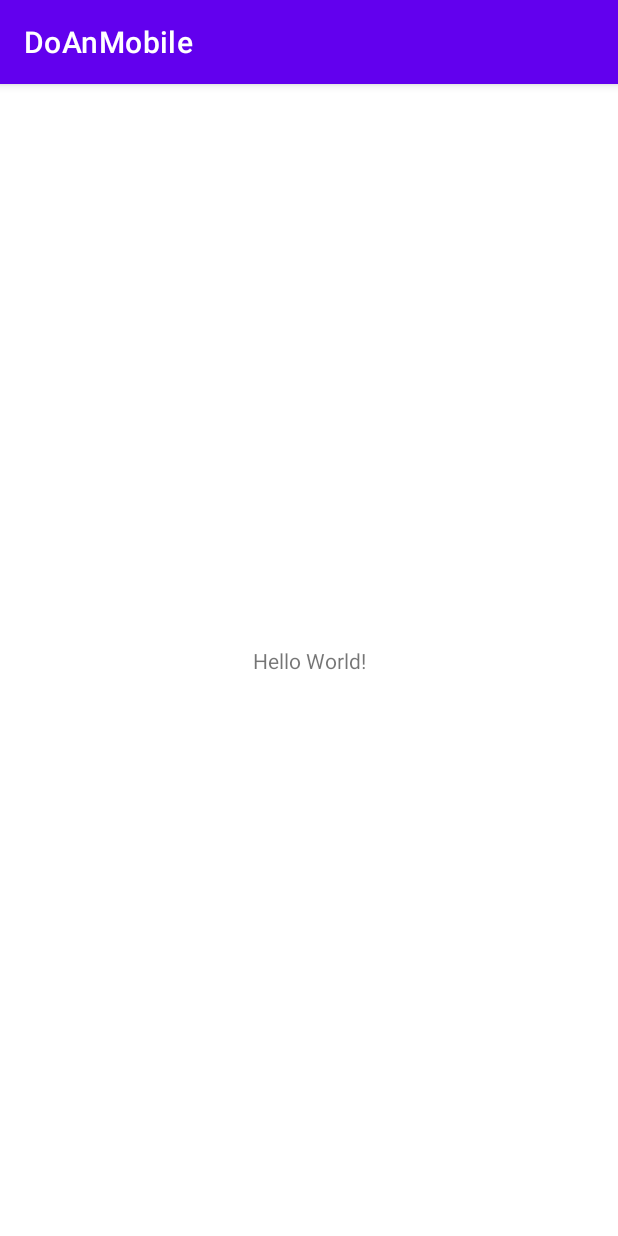
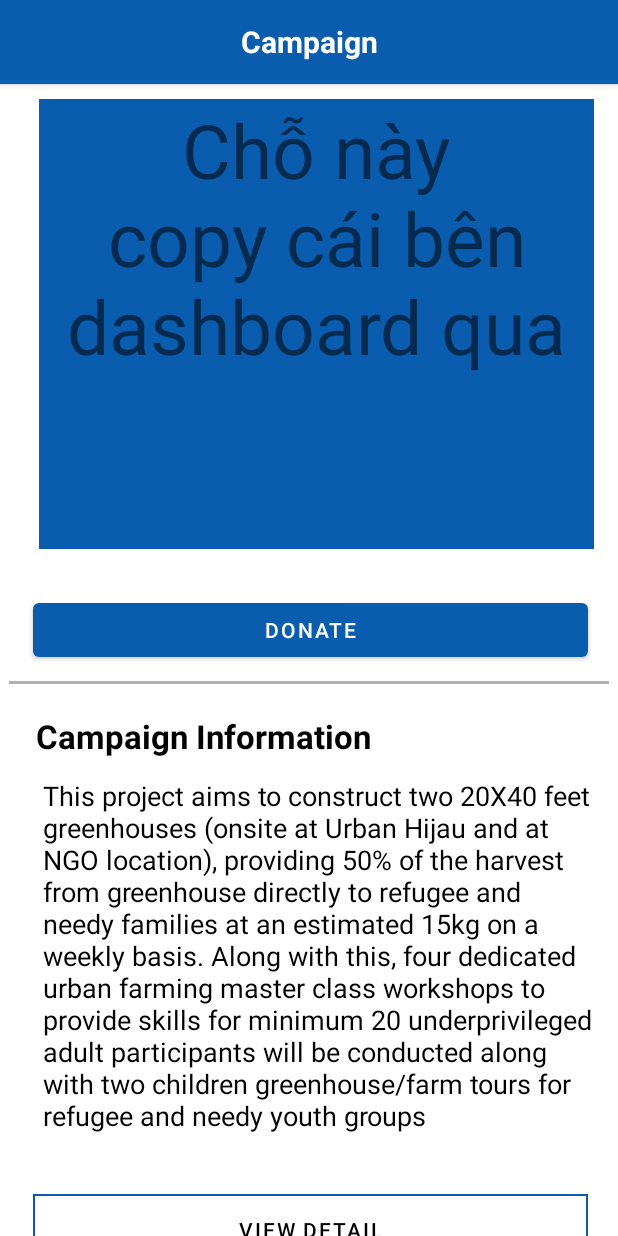
Before and after one commit to php1301/DoAnMobile, an Android app: the screen it shows after launch (MainActivity before the commit, SearchActivity after it), on a phone screen of 412 x 824 dp. Run offline under Robolectric (Android 15) with nearby library versions, the phone set to English and light mode, and no system bars.

Commit message:
Commit 1st time

```diff
--- /dev/null
+++ b/app/src/main/java/com/example/doanmobile/SearchActivity.java
@@ -0,0 +1,55 @@
+package com.example.doanmobile;
+
+import androidx.appcompat.app.ActionBar;
+import androidx.appcompat.app.AppCompatActivity;
+
+import android.content.Intent;
+import android.os.Bundle;
+import android.view.View;
+import android.widget.ArrayAdapter;
+import android.widget.Button;
+import android.widget.ListView;
+
+public class SearchActivity extends AppCompatActivity {
+
+    @Override
+    protected void onCreate(Bundle savedInstanceState) {
+        super.onCreate(savedInstanceState);
+        setContentView(R.layout.activity_search);
+
+        getSupportActionBar().setDisplayOptions(ActionBar.DISPLAY_SHOW_CUSTOM);
+        getSupportActionBar().setCustomView(R.layout.actionbar_layout);
+
+
+        Button truonghop1 = (Button) findViewById(R.id.button);
+        truonghop1.setOnClickListener(new View.OnClickListener() {
+            @Override
+            public void onClick(View view) {
+                Intent Truonghop = new Intent(SearchActivity.this, DonorsListActivity.class);
+                startActivity(Truonghop);
+            }
+        });
+
+        Button truonghop2 = (Button) findViewById(R.id.button1);
+        truonghop2.setOnClickListener(new View.OnClickListener() {
+            @Override
+            public void onClick(View view) {
+                Intent Truonghop = new Intent(SearchActivity.this, DonateActivity.class);
+                startActivity(Truonghop);
+            }
+        });
+
+        Button truonghop3 = (Button) findViewById(R.id.button2);
+        truonghop3.setOnClickListener(new View.OnClickListener() {
+            @Override
+            public void onClick(View view) {
+                Intent Truonghop = new Intent(SearchActivity.this, PathOfCampaignActivity.class);
+                startActivity(Truonghop);
+            }
+        });
+
+    }
+
+
+
+}
--- /dev/null
+++ b/app/src/main/res/drawable/border_around.xml
@@ -0,0 +1,18 @@
+<?xml version="1.0" encoding="utf-8"?>
+<shape xmlns:android="http://schemas.android.com/apk/res/android"
+    android:shape="rectangle" >
+    <!-- This is the stroke you want to define -->
+    <stroke android:width="1dp"
+        android:color="@color/black"/>
+
+<!--    &lt;!&ndash; Optional, round your corners &ndash;&gt;-->
+<!--    <corners android:bottomLeftRadius="0dp"-->
+<!--        android:topLeftRadius="5dp"-->
+<!--        android:bottomRightRadius="5dp"-->
+<!--        android:topRightRadius="0dp" />-->
+
+    <!-- Optional, fill the rest of your background with a color or gradient, use transparent if you only want the border to be displayed-->
+    <gradient android:startColor="@android:color/transparent"
+        android:endColor="@android:color/transparent"
+        android:angle="90"/>
+</shape>
--- /dev/null
+++ b/app/src/main/res/drawable/round.xml
@@ -0,0 +1,6 @@
+<?xml version="1.0" encoding="utf-8"?>
+<shape xmlns:android="http://schemas.android.com/apk/res/android" android:shape="rectangle">
+    <solid android:color="@color/white" />
+    <stroke android:width="1dp" android:color="#d2d2d2" />
+    <corners android:bottomRightRadius="20dp" android:bottomLeftRadius="20dp"/>
+</shape>
--- /dev/null
+++ b/app/src/main/res/layout/actionbar_layout.xml
@@ -0,0 +1,13 @@
+<?xml version="1.0" encoding="utf-8"?>
+<TextView
+    xmlns:android="http://schemas.android.com/apk/res/android"
+    xmlns:app="http://schemas.android.com/apk/res-auto"
+    xmlns:tools="http://schemas.android.com/tools"
+    android:layout_width="wrap_content"
+    android:layout_height="wrap_content"
+    android:layout_gravity="center"
+    android:gravity="center"
+    android:textSize="20sp"
+    android:textStyle="bold"
+    android:text="Campaign"
+    android:textColor="@color/white"/>
--- /dev/null
+++ b/app/src/main/res/layout/activity_search.xml
@@ -0,0 +1,168 @@
+<?xml version="1.0" encoding="utf-8"?>
+<ScrollView xmlns:android="http://schemas.android.com/apk/res/android"
+    xmlns:tools="http://schemas.android.com/tools"
+    android:layout_width="fill_parent"
+    android:layout_height="fill_parent"
+    tools:ignore="SpeakableTextPresentCheck">
+
+    <LinearLayout
+        android:layout_width="match_parent"
+        android:layout_height="match_parent"
+        android:orientation="vertical">
+
+        <RelativeLayout
+            android:layout_width="400dp"
+            android:layout_height="400dp"
+            android:layout_gravity="center"
+            android:orientation="vertical">
+
+            <TextView
+                android:layout_width="370dp"
+                android:layout_height="300dp"
+                android:layout_alignParentTop="true"
+                android:layout_alignParentEnd="true"
+                android:layout_marginTop="10dp"
+                android:layout_marginEnd="10dp"
+                android:background="@color/blue"
+                android:foregroundGravity="center"
+                android:text="Chỗ này copy cái bên dashboard qua"
+                android:textAlignment="center"
+                android:textSize="50sp" />
+
+            <Button
+                android:id="@+id/button"
+                android:layout_width="370dp"
+                android:layout_height="wrap_content"
+                android:layout_alignParentStart="true"
+                android:layout_alignParentTop="true"
+                android:layout_alignParentBottom="true"
+                android:layout_marginStart="16dp"
+                android:layout_marginTop="340dp"
+                android:layout_marginBottom="12dp"
+                android:baselineAligned="false"
+                android:gravity="center"
+                android:text="Donate">
+            </Button>
+
+            <View
+                android:id="@+id/view"
+                android:layout_width="fill_parent"
+                android:layout_height="2dp"
+                android:layout_alignParentBottom="true"
+                android:background="#4E000000" />
+        </RelativeLayout>
+
+        <RelativeLayout
+            android:layout_width="400dp"
+            android:layout_height="400dp"
+            android:layout_gravity="center"
+            android:orientation="vertical">
+
+            <TextView
+                android:id="@+id/textView2"
+                android:layout_width="370dp"
+                android:layout_height="31dp"
+                android:layout_alignParentStart="true"
+                android:layout_marginStart="18dp"
+                android:layout_marginTop="20dp"
+                android:foregroundGravity="center"
+                android:text="Campaign Information"
+                android:textColor="@color/black"
+                android:textSize="22sp"
+                android:textStyle="bold" />
+
+            <TextView
+                android:id="@+id/textViewCampaignInfo"
+                android:layout_width="370dp"
+                android:layout_height="241dp"
+                android:layout_alignParentTop="true"
+                android:layout_alignParentEnd="true"
+                android:layout_gravity="center"
+                android:layout_marginTop="62dp"
+                android:layout_marginEnd="7dp"
+                android:scrollbars="vertical"
+                android:text="@string/test_text"
+                android:textColor="@color/black"
+                android:textSize="18sp"></TextView>
+
+            <Button
+                android:id="@+id/button1"
+                android:layout_width="370dp"
+                android:layout_height="wrap_content"
+                android:layout_alignParentStart="true"
+                android:layout_alignParentTop="true"
+                android:layout_alignParentBottom="true"
+                android:layout_marginStart="16dp"
+                android:layout_marginTop="340dp"
+                android:layout_marginBottom="12dp"
+                android:background="@drawable/border_around"
+                android:baselineAligned="false"
+                android:gravity="center"
+                android:text="View detail"
+                android:textColor="@color/black">
+            </Button>
+
+            <View
+                android:id="@+id/view2"
+                android:layout_width="fill_parent"
+                android:layout_height="2dp"
+                android:layout_alignParentBottom="true"
+                android:background="#4E000000" />
+        </RelativeLayout>
+
+        <RelativeLayout
+            android:layout_width="400dp"
+            android:layout_height="400dp"
+            android:layout_gravity="center"
+            android:orientation="vertical">
+
+            <TextView
+                android:id="@+id/textView3"
+                android:layout_width="370dp"
+                android:layout_height="wrap_content"
+                android:layout_alignParentStart="true"
+                android:layout_marginStart="18dp"
+                android:layout_marginTop="20dp"
+                android:foregroundGravity="center"
+                android:text="Donors List"
+                android:textColor="@color/black"
+                android:textSize="22sp"
+                android:textStyle="bold" />
+
+            <ListView
+                android:id="@+id/listViewDonorsList"
+                android:layout_width="370dp"
+                android:layout_height="250dp"
+                android:layout_alignParentEnd="true"
+                android:layout_alignParentBottom="true"
+                android:layout_marginEnd="14dp"
+                android:layout_marginBottom="90dp"
+                android:foregroundGravity="center" />
+
+            <Button
+                android:id="@+id/button2"
+                android:layout_width="370dp"
+                android:layout_height="wrap_content"
+                android:layout_alignParentStart="true"
+                android:layout_alignParentTop="true"
+                android:layout_alignParentBottom="true"
+                android:layout_marginStart="16dp"
+                android:layout_marginTop="329dp"
+                android:layout_marginBottom="23dp"
+                android:background="@drawable/border_around"
+                android:baselineAligned="false"
+                android:gravity="center"
+                android:text="View detail"
+                android:textColor="@color/black">
+            </Button>
+
+            <View
+                android:id="@+id/view3"
+                android:layout_width="fill_parent"
+                android:layout_height="2dp"
+                android:layout_alignParentBottom="true"
+                android:background="#4E000000" />
+        </RelativeLayout>
+    </LinearLayout>
+
+</ScrollView>
--- a/app/src/main/res/values/colors.xml
+++ b/app/src/main/res/values/colors.xml
@@ -7,4 +7,5 @@
     <color name="teal_700">#FF018786</color>
     <color name="black">#FF000000</color>
     <color name="white">#FFFFFFFF</color>
+    <color name="blue">#0A5DAE</color>
 </resources>
--- a/app/src/main/res/values/strings.xml
+++ b/app/src/main/res/values/strings.xml
@@ -1,3 +1,9 @@
 <resources>
     <string name="app_name">DoAnMobile</string>
+    <string name="test_text">This project aims to construct two 20X40 feet greenhouses
+        (onsite at Urban Hijau and at NGO location), providing 50% of the harvest from
+        greenhouse directly to refugee and needy families at an estimated 15kg on a weekly
+        basis. Along with this, four dedicated urban farming master class workshops to provide
+        skills for minimum 20 underprivileged adult participants will be conducted along with
+        two children greenhouse/farm tours for refugee and needy youth groups</string>
 </resources>
--- a/app/src/main/res/values/themes.xml
+++ b/app/src/main/res/values/themes.xml
@@ -2,7 +2,7 @@
     <!-- Base application theme. -->
     <style name="Theme.DoAnMobile" parent="Theme.MaterialComponents.DayNight.DarkActionBar">
         <!-- Primary brand color. -->
-        <item name="colorPrimary">@color/purple_500</item>
+        <item name="colorPrimary">@color/blue</item>
         <item name="colorPrimaryVariant">@color/purple_700</item>
         <item name="colorOnPrimary">@color/white</item>
         <!-- Secondary brand color. -->
```
Also changed, not shown: app/src/main/AndroidManifest.xml (+11 -1 lines), app/src/main/java/com/example/doanmobile/DonateActivity.java (added, +39 -0 lines), app/src/main/java/com/example/doanmobile/DonorsListActivity.java (added, +47 -0 lines), app/src/main/java/com/example/doanmobile/PathOfCampaignActivity.java (added, +37 -0 lines), app/src/main/res/layout/actionbar_layout_donorslist.xml (added, +13 -0 lines), app/src/main/res/layout/actionbar_layout_information.xml (added, +13 -0 lines), app/src/main/res/layout/activity_donate.xml (added, +175 -0 lines), app/src/main/res/layout/activity_donors_list.xml (added, +30 -0 lines), app/src/main/res/layout/activity_path_of_campaign.xml (added, +88 -0 lines).
